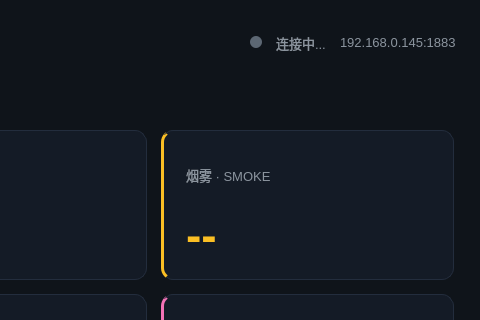
STM32-Industrial/IndustrialMonitor, file mainwindow.ui: the form before one commit; both pictures show x 480 to 960 and y 0 to 320 of the 960 by 640 pixel window.
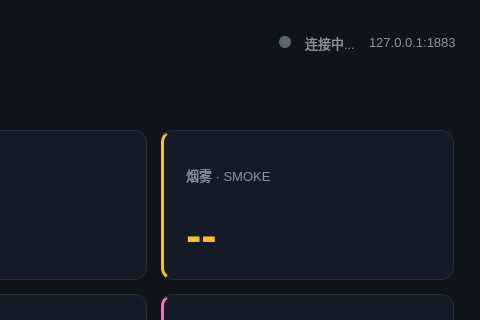
The form after the commit.

Commit message: 移除界面中的内网IP占位文本

What changed in the file:
```diff
--- a/mainwindow.ui
+++ b/mainwindow.ui
@@ -271,7 +271,7 @@
       <item>
        <widget class="QLabel" name="brokerLabel">
         <property name="text">
-         <string>192.168.0.145:1883</string>
+         <string>127.0.0.1:1883</string>
         </property>
        </widget>
       </item>
```
